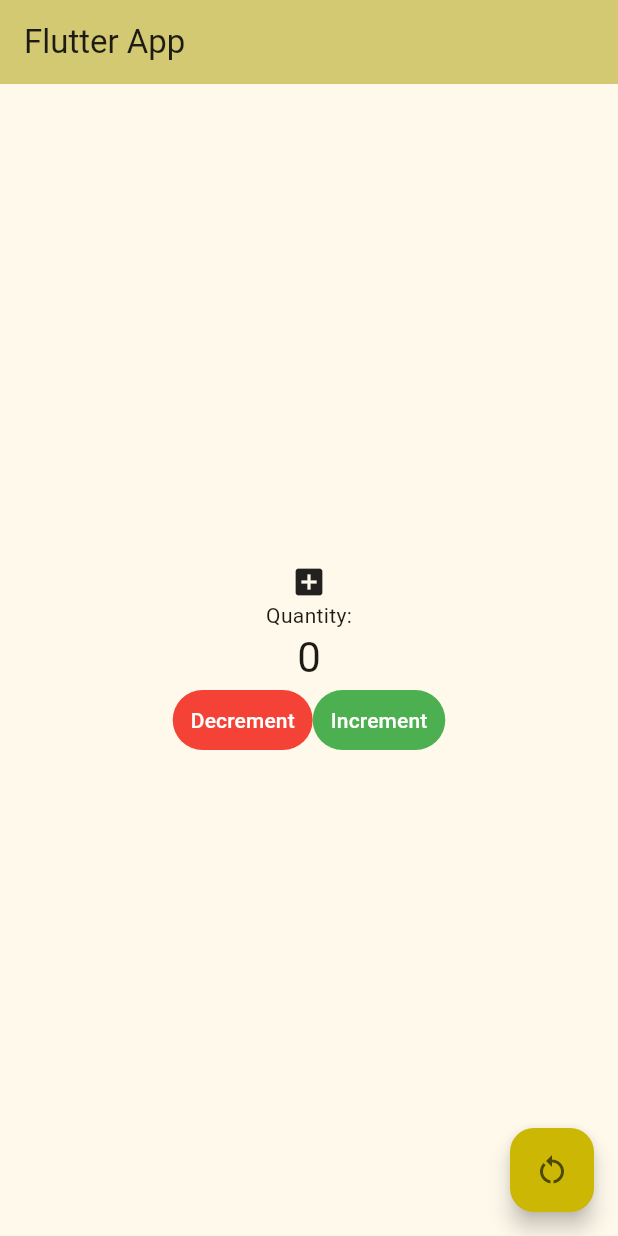
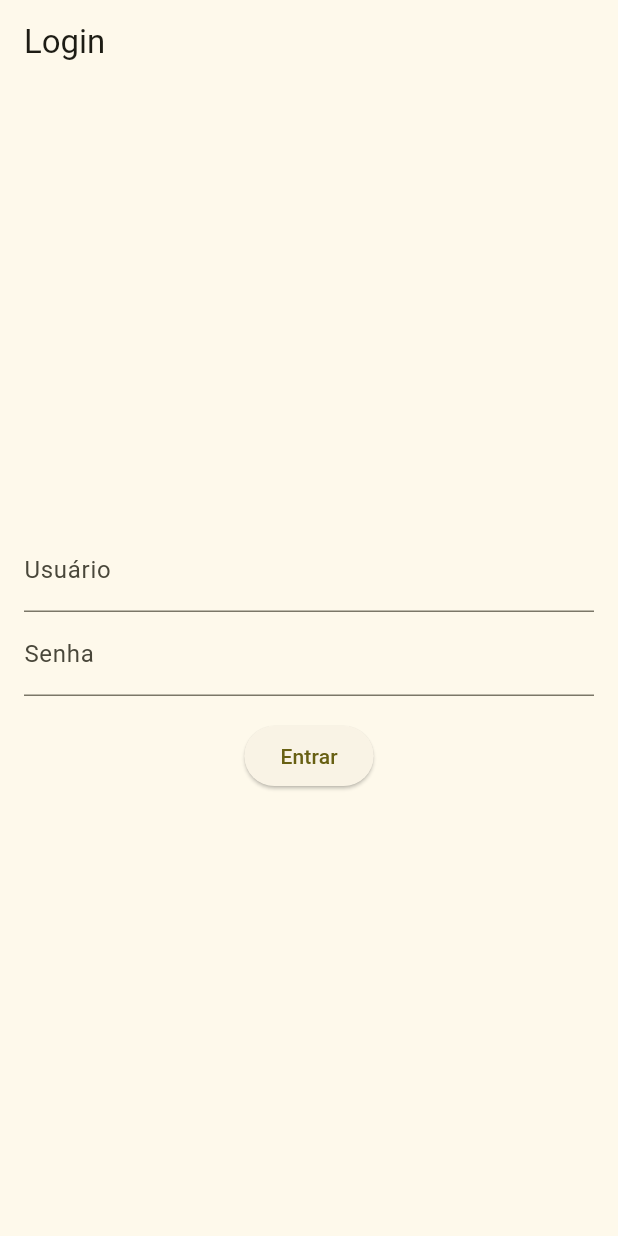
Before and after one commit to majuolyveira/appflutter01, a Flutter app: the screen it shows after launch, on a phone screen of 412 x 824 dp. Run offline on Flutter 3.47's test engine with Material 2 defaults, Android fonts, the phone set to English and light mode, and no system bars.

Commit message:
adicionando tela login

```diff
--- /dev/null
+++ b/lib/login_page.dart
@@ -0,0 +1,84 @@
+import 'package:flutter/material.dart';
+import 'package:flutter_application_1/main.dart';
+
+class LoginPage extends StatefulWidget {
+  const LoginPage({Key? key}) : super(key: key);
+
+  @override
+  _LoginPageState createState() => _LoginPageState();
+}
+
+class _LoginPageState extends State<LoginPage> {
+  String email = '';
+  String senha = '';
+
+  TextEditingController _usernameController = TextEditingController();
+  TextEditingController _passwordController = TextEditingController();
+
+  //void _login() {}
+
+  @override
+  Widget build(BuildContext context) {
+    return Scaffold(
+      appBar: AppBar(
+        title: Text('Login'),
+      ),
+      body: Padding(
+        padding: const EdgeInsets.all(16.0),
+        child: Column(
+          crossAxisAlignment: CrossAxisAlignment.center,
+          mainAxisAlignment: MainAxisAlignment.center,
+          children: <Widget>[
+            TextField(
+              onChanged: (value) {
+                email = value;
+              },
+              controller: _usernameController,
+              decoration: InputDecoration(labelText: 'Usuário'),
+            ),
+            TextField(
+              onChanged: (value) {
+                senha = value;
+              },
+              controller: _passwordController,
+              decoration: InputDecoration(labelText: 'Senha'),
+              obscureText: true,
+            ),
+            SizedBox(height: 16.0),
+            ElevatedButton(
+              onPressed: () {
+                if (email == "admin" && senha == "1234") {
+                  Navigator.of(context).pushReplacementNamed('/home');
+
+                //   Navigator.of(context).push(MaterialPageRoute(
+                //     builder: (context) => MyHomePage(title: 'Home'),
+                //   ));
+
+                }else{
+                  showDialog(
+                    context: context,
+                    builder: (BuildContext context) {
+                      return AlertDialog(
+                        title: Text('Erro!'),
+                        content: Text('Usuário ou senha inválidos. Tente novamente.'),
+                        actions: <Widget>[
+                          TextButton(
+                            child: Text('OK'),
+                            onPressed: () {
+                              Navigator.of(context).pop();
+                            },
+                          ),
+                        ],
+                      );
+                    },
+                  );
+                }
+              },
+              child: Text('Entrar'),
+            ),
+          ],
+        ),
+      ),
+    );
+  }
+}
--- a/lib/main.dart
+++ b/lib/main.dart
@@ -1,4 +1,5 @@
 import 'package:flutter/material.dart';
+import 'package:flutter_application_1/login_page.dart';
 
 void main() {
   runApp(const MyApp());
@@ -12,18 +13,30 @@ class MyApp extends StatelessWidget {
     return MaterialApp(
       title: 'Flutter Demo',
       theme: ThemeData(
-        colorScheme: ColorScheme.fromSeed(seedColor: Color.fromARGB(255, 229, 211, 8)),
+        colorScheme:
+            ColorScheme.fromSeed(seedColor: Color.fromARGB(255, 229, 211, 8)),
         useMaterial3: true,
       ),
-      home: const MyHomePage(title: 'Flutter App'),
+      initialRoute: '/',
+      routes: ({
+        '/': (context) => LoginPage(),
+        '/home': (context) => MyHomePage(
+              title: 'home',
+              onLogout: () {
+                Navigator.of(context).pushReplacementNamed('/');
+              },
+            ),
+      }),
     );
   }
 }
 
 class MyHomePage extends StatefulWidget {
-  const MyHomePage({super.key, required this.title});
+  const MyHomePage({Key? key, required this.title, required this.onLogout})
+      : super(key: key);
 
   final String title;
+  final VoidCallback onLogout;
 
   @override
   State<MyHomePage> createState() => _MyHomePageState();
@@ -48,6 +61,10 @@ class _MyHomePageState extends State<MyHomePage> {
     setState(() {
       _counter = 0;
     });
+  }
+
+  void _logout() {
+    widget.onLogout();
   }
 
   @override
@@ -93,12 +110,24 @@ class _MyHomePageState extends State<MyHomePage> {
           ],
         ),
       ),
-      floatingActionButton: FloatingActionButton(
-        onPressed: _restartCounter,
-        tooltip: 'Restart',
-        backgroundColor: Color.fromARGB(255, 203, 183, 4),
-        child: const Icon(Icons.restart_alt),
-      ), // This trailing comma makes auto-formatting nicer for build methods.
+      floatingActionButton: Row(
+        mainAxisAlignment: MainAxisAlignment.end,
+        children: <Widget>[
+          FloatingActionButton(
+            onPressed: _restartCounter,
+            tooltip: 'Restart',
+            backgroundColor: Color.fromARGB(255, 203, 183, 4),
+            child: const Icon(Icons.restart_alt),
+          ),
+          SizedBox(width: 16),
+          FloatingActionButton(
+            onPressed: _logout,
+            tooltip: 'Logout',
+            backgroundColor: Colors.red,
+            child: const Icon(Icons.logout),
+          ),
+        ],
+      ),
     );
   }
 }
```
